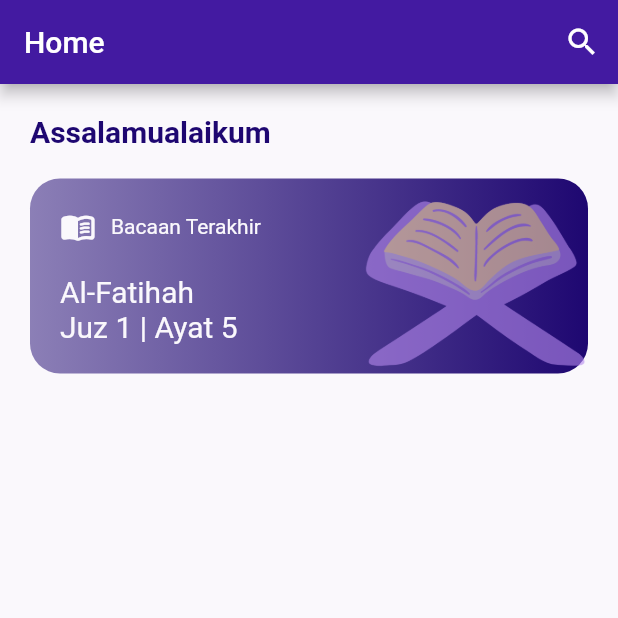
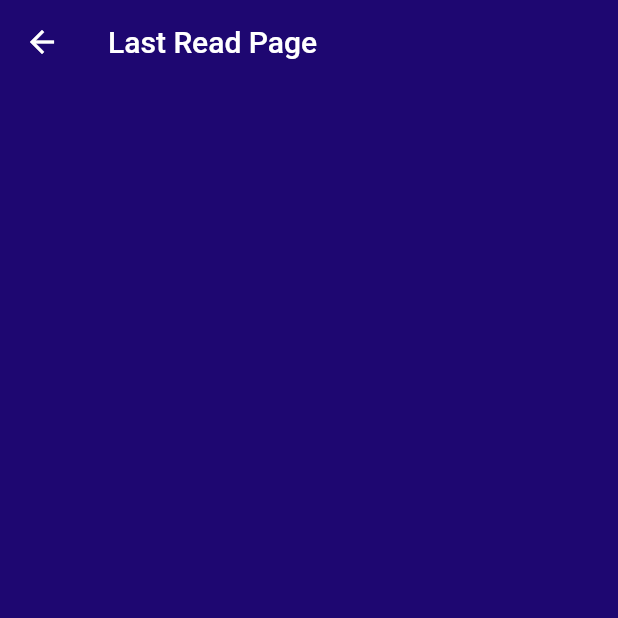
Before and after one commit to anggitpp/quran-app-with-bloc, a Flutter app: the screen it shows after launch, after a tap on "Bacaan Terakhir", on a phone screen of 412 x 824 dp, the top half of it. Run offline on Flutter 3.47's test engine with Material 2 defaults, Android fonts, the phone set to English and light mode, and no system bars; our stand-ins replace bloc, equatable, flutter_bloc, lottie; network calls fail.

Commit message:
apply dark theme to application

```diff
--- a/lib/config/route_name.dart
+++ b/lib/config/route_name.dart
@@ -5,4 +5,5 @@ class RouteName {
   static const home = '/';
   static const homeSearch = 'home_search';
   static const detailSurah = '/detail_surah';
+  static const lastRead = '/last_read';
 }
--- a/lib/config/routes.dart
+++ b/lib/config/routes.dart
@@ -2,10 +2,11 @@ import 'package:flutter/material.dart';
 import 'package:quran_app/models/detail_surah.dart';
 import 'package:quran_app/screens/detail_surah/detail_surah_page.dart';
 import 'package:quran_app/screens/home/search_page.dart';
+import 'package:quran_app/screens/last_read/last_read_page.dart';
 
 import '../models/surah.dart';
 import '../screens/home/home_page.dart';
-import '../screens/introduction/introduction/introduction_page.dart';
+import '../screens/introduction/introduction_page.dart';
 import 'route_name.dart';
 
 final routes = {
@@ -15,4 +16,5 @@ final routes = {
   RouteName.detailSurah: (context) => DetailSurahPage(
         surah: ModalRoute.of(context)!.settings.arguments as Surah,
       ),
+  RouteName.lastRead: (context) => const LastReadPage(),
 };
--- a/lib/config/theme.dart
+++ b/lib/config/theme.dart
@@ -11,10 +11,15 @@ class AppColors {
 }
 
 ThemeData lightTheme = ThemeData(
+  brightness: Brightness.light,
   primaryColor: AppColors.purpleColor,
   scaffoldBackgroundColor: AppColors.whiteColor,
   appBarTheme: AppBarTheme(
+    elevation: 4,
     backgroundColor: AppColors.purpleColor,
+  ),
+  tabBarTheme: TabBarTheme(
+    labelColor: Colors.black,
   ),
   textTheme: TextTheme(
     bodyText1: TextStyle(color: AppColors.darkPurpleColor),
@@ -23,9 +28,14 @@ ThemeData lightTheme = ThemeData(
 );
 
 ThemeData darkTheme = ThemeData(
+  brightness: Brightness.dark,
   primaryColor: AppColors.darkPurpleColor,
   scaffoldBackgroundColor: AppColors.darkPurpleColor,
+  tabBarTheme: TabBarTheme(
+    labelColor: AppColors.whiteColor,
+  ),
   appBarTheme: AppBarTheme(
+    elevation: 0,
     backgroundColor: AppColors.darkPurpleColor,
   ),
   textTheme: TextTheme(
--- a/lib/main.dart
+++ b/lib/main.dart
@@ -30,7 +30,7 @@ class MyApp extends StatelessWidget {
         ],
         child: MaterialApp(
           title: 'Flutter Demo',
-          theme: lightTheme,
+          theme: darkTheme,
           routes: routes,
         ),
       ),
--- a/lib/screens/home/home_page.dart
+++ b/lib/screens/home/home_page.dart
@@ -24,6 +24,9 @@ class _HomePageState extends State<HomePage> {
 
   @override
   Widget build(BuildContext context) {
+    bool isDarkMode =
+        Theme.of(context).brightness == Brightness.dark ? true : false;
+
     return Scaffold(
       appBar: AppBar(
         title: Text(
@@ -36,9 +39,12 @@ class _HomePageState extends State<HomePage> {
           )
         ],
       ),
-      body: SafeArea(
+      body: DefaultTabController(
+        length: 3,
+        child: SafeArea(
+          bottom: false,
           child: Padding(
-          padding: const EdgeInsets.all(20),
+            padding: const EdgeInsets.fromLTRB(20, 20, 20, 0),
             child: Column(
               crossAxisAlignment: CrossAxisAlignment.start,
               children: [
@@ -52,14 +58,14 @@ class _HomePageState extends State<HomePage> {
                   height: 20,
                 ),
                 InkWell(
-                onTap: () {},
+                  onTap: () => Navigator.pushNamed(context, RouteName.lastRead),
                   child: Container(
                     width: AppSizes.phoneWidth(context),
                     decoration: BoxDecoration(
                       borderRadius: BorderRadius.circular(20),
                       gradient: LinearGradient(
                         colors: [
-                        AppColors.darkPurpleColor.withOpacity(0.5),
+                          AppColors.lightPurpleColor,
                           AppColors.darkPurpleColor,
                         ],
                       ),
@@ -93,7 +99,8 @@ class _HomePageState extends State<HomePage> {
                                   ),
                                   Text(
                                     'Bacaan Terakhir',
-                                  style: TextStyle(color: AppColors.whiteColor),
+                                    style:
+                                        TextStyle(color: AppColors.whiteColor),
                                   ),
                                 ],
                               ),
@@ -121,41 +128,130 @@ class _HomePageState extends State<HomePage> {
                     ),
                   ),
                 ),
+                SizedBox(
+                  height: 20,
+                ),
+                TabBar(
+                  indicatorColor:
+                      isDarkMode ? Colors.white : AppColors.purpleColor,
+                  unselectedLabelColor: Colors.grey,
+                  labelStyle: TextStyle(fontWeight: FontWeight.bold),
+                  unselectedLabelStyle:
+                      TextStyle(fontWeight: FontWeight.normal),
+                  tabs: [
+                    Tab(
+                      text: "Surah",
+                    ),
+                    Tab(
+                      text: "Juz",
+                    ),
+                    Tab(
+                      text: "Bookmark",
+                    ),
+                  ],
+                ),
+                Expanded(
+                  child: TabBarView(children: [
+                    BlocBuilder<HomeCubit, HomeState>(
+                      builder: (context, state) {
+                        return state.surahStatus == SurahStatus.success
+                            ? ListView.builder(
+                                itemCount: state.surah.length,
+                                itemBuilder: (context, index) {
+                                  Surah surah = state.surah[index];
+                                  return ListTile(
+                                    onTap: () => Navigator.pushNamed(
+                                        context, RouteName.detailSurah,
+                                        arguments: surah),
+                                    leading: Container(
+                                      width: 35,
+                                      height: 35,
+                                      decoration: BoxDecoration(
+                                        image: DecorationImage(
+                                          image: AssetImage(
+                                            'assets/images/${isDarkMode ? 'octagon-dark.png' : 'octagon.png'}',
+                                          ),
+                                          fit: BoxFit.cover,
+                                        ),
+                                      ),
+                                      alignment: Alignment.center,
+                                      child: Text(
+                                        '${surah.number}',
+                                        style: TextStyle(
+                                          color: isDarkMode
+                                              ? Colors.white
+                                              : AppColors.purpleColor,
+                                        ),
+                                      ),
+                                    ),
+                                    title: Text(
+                                      '${surah.name!.transliteration!.id!} (${surah.name!.translation!.id!})',
+                                      style: TextStyle(
+                                          color: isDarkMode
+                                              ? Colors.white
+                                              : AppColors.purpleColor),
+                                    ),
+                                    subtitle: Text(
+                                      '${surah.numberOfVerses} ayat | ${surah.revelation?.id}',
+                                    ),
+                                    trailing: Text(
+                                      surah.name!.short!,
+                                      style: TextStyle(
+                                          color: isDarkMode
+                                              ? Colors.white
+                                              : AppColors.purpleColor),
+                                    ),
+                                  );
+                                },
+                              )
+                            : Center(
+                                child: CircularProgressIndicator(),
+                              );
+                      },
+                    ),
+                    ListView.builder(
+                      itemCount: 30,
+                      itemBuilder: (context, index) {
+                        return ListTile(
+                          onTap: () {},
+                          leading: Container(
+                            width: 35,
+                            height: 35,
+                            decoration: BoxDecoration(
+                              image: DecorationImage(
+                                image: AssetImage(
+                                  'assets/images/${isDarkMode ? 'octagon-dark.png' : 'octagon.png'}',
+                                ),
+                                fit: BoxFit.cover,
+                              ),
+                            ),
+                            alignment: Alignment.center,
+                            child: Text(
+                              '${index + 1}',
+                              style: TextStyle(
+                                color: isDarkMode
+                                    ? Colors.white
+                                    : AppColors.purpleColor,
+                              ),
+                            ),
+                          ),
+                          title: Text(
+                            'Juz ${index + 1}',
+                            style: TextStyle(
+                                color: isDarkMode
+                                    ? Colors.white
+                                    : AppColors.purpleColor),
+                          ),
+                        );
+                      },
+                    ),
+                    Center(child: Text('View Bookmark')),
+                  ]),
+                )
               ],
             ),
           ),
-
-        // BlocBuilder<HomeCubit, HomeState>(
-        //   builder: (context, state) {
-        //     return state.surahStatus == SurahStatus.success
-        //         ? ListView.builder(
-        //             itemCount: state.surah.length,
-        //             itemBuilder: (context, index) {
-        //               Surah surah = state.surah[index];
-        //               return ListTile(
-        //                 onTap: () => Navigator.pushNamed(
-        //                     context, RouteName.detailSurah,
-        //                     arguments: surah),
-        //                 leading: CircleAvatar(
-        //                   child: Text('${surah.number}'),
-        //                 ),
-        //                 title: Text(
-        //                   '${surah.name!.transliteration!.id!} (${surah.name!.translation!.id!})',
-        //                 ),
-        //                 subtitle: Text(
-        //                   '${surah.numberOfVerses} ayat | ${surah.revelation?.id}',
-        //                 ),
-        //                 trailing: Text(
-        //                   surah.name!.short!,
-        //                 ),
-        //               );
-        //             },
-        //           )
-        //         : Center(
-        //             child: CircularProgressIndicator(),
-        //           );
-        //   },
-        // ),
+        ),
       ),
     );
   }
--- /dev/null
+++ b/lib/screens/last_read/last_read_page.dart
@@ -0,0 +1,14 @@
+import 'package:flutter/material.dart';
+
+class LastReadPage extends StatelessWidget {
+  const LastReadPage({Key? key}) : super(key: key);
+
+  @override
+  Widget build(BuildContext context) {
+    return Scaffold(
+      appBar: AppBar(
+        title: Text('Last Read Page'),
+      ),
+    );
+  }
+}
```
Also changed, not shown: assets/images/octagon-dark.png (added), assets/images/octagon.png (added), lib/screens/introduction/introduction_page.dart (renamed from lib/screens/introduction/introduction/introduction_page.dart). Lines whose indentation alone changed are shown as unchanged.
